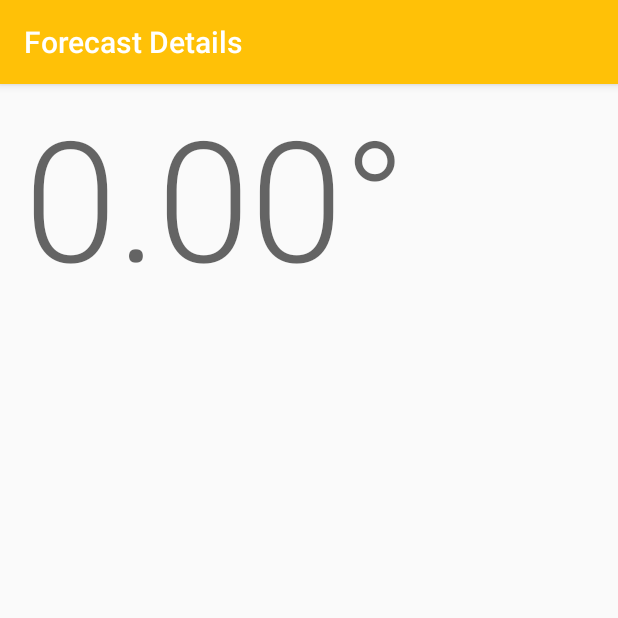
After one commit to n8ebel/AD340, an Android app: the ForecastDetailsActivity screen opened directly, with no data from a screen before it, on a phone screen of 412 x 824 dp, the top half of it. The commit adds this screen. Run offline under Robolectric (Android 15) with nearby library versions, the phone set to English and light mode, and no system bars.

Commit message:
Pass clicked forecast data to ForecastDetailsActivity

```diff
--- a/app/src/main/AndroidManifest.xml
+++ b/app/src/main/AndroidManifest.xml
@@ -1,6 +1,6 @@
 <?xml version="1.0" encoding="utf-8"?>
 <manifest xmlns:android="http://schemas.android.com/apk/res/android"
-    package="com.goobar.io.ad340">
+    package="com.goobar.io.ad340" >
 
     <application
         android:allowBackup="true"
@@ -8,8 +8,9 @@
         android:label="@string/app_name"
         android:roundIcon="@mipmap/ic_launcher_round"
         android:supportsRtl="true"
-      android:theme="@style/AppTheme">
-    <activity android:name=".MainActivity">
+        android:theme="@style/AppTheme" >
+        <activity android:name=".details.ForecastDetailsActivity" ></activity>
+        <activity android:name=".MainActivity" >
             <intent-filter>
                 <action android:name="android.intent.action.MAIN" />
 
--- a/app/src/main/java/com/goobar/io/ad340/DailyForecastListAdapter.kt
+++ b/app/src/main/java/com/goobar/io/ad340/DailyForecastListAdapter.kt
@@ -15,7 +15,7 @@ class DailyForecastViewHolder(view: View) : RecyclerView.ViewHolder(view) {
     private val descriptionText = view.findViewById<TextView>(R.id.descriptionText)
 
     fun bind(dailyForecast: DailyForecast) {
-        tempText.text = String.format("%.2f", dailyForecast.temp)
+        tempText.text = formatTempForDisplay(dailyForecast.temp)
         descriptionText.text = dailyForecast.description
     }
 }
--- /dev/null
+++ b/app/src/main/java/com/goobar/io/ad340/ForecastUtils.kt
@@ -0,0 +1,3 @@
+package com.goobar.io.ad340
+
+fun formatTempForDisplay(temp: Float) = String.format("%.2f°", temp)
--- a/app/src/main/java/com/goobar/io/ad340/MainActivity.kt
+++ b/app/src/main/java/com/goobar/io/ad340/MainActivity.kt
@@ -1,5 +1,6 @@
 package com.goobar.io.ad340
 
+import android.content.Intent
 import androidx.appcompat.app.AppCompatActivity
 import android.os.Bundle
 import android.widget.Button
@@ -8,6 +9,7 @@ import android.widget.Toast
 import androidx.lifecycle.Observer
 import androidx.recyclerview.widget.LinearLayoutManager
 import androidx.recyclerview.widget.RecyclerView
+import com.goobar.io.ad340.details.ForecastDetailsActivity
 
 class MainActivity : AppCompatActivity() {
 
@@ -37,6 +39,8 @@ class MainActivity : AppCompatActivity() {
     val dailyForecastAdapter = DailyForecastListAdapter() {
       val msg = getString(R.string.forecast_clicked_format, it.temp, it.description)
       Toast.makeText(this, msg, Toast.LENGTH_SHORT).show()
+
+      showForecastDetails(it)
     }
     dailyForecastList.adapter = dailyForecastAdapter
 
@@ -48,4 +52,11 @@ class MainActivity : AppCompatActivity() {
     forecastRepository.weeklyForecast.observe(this, weeklyForecastObserver)
 
   }
+
+  private fun showForecastDetails(forecast: DailyForecast) {
+    val forecastDetailsIntent = Intent(this, ForecastDetailsActivity::class.java)
+    forecastDetailsIntent.putExtra("key_temp", forecast.temp)
+    forecastDetailsIntent.putExtra("key_description", forecast.description)
+    startActivity(forecastDetailsIntent)
+  }
 }
--- /dev/null
+++ b/app/src/main/java/com/goobar/io/ad340/details/ForecastDetailsActivity.kt
@@ -0,0 +1,24 @@
+package com.goobar.io.ad340.details
+
+import androidx.appcompat.app.AppCompatActivity
+import android.os.Bundle
+import android.widget.TextView
+import com.goobar.io.ad340.R
+import com.goobar.io.ad340.formatTempForDisplay
+
+class ForecastDetailsActivity : AppCompatActivity() {
+
+    override fun onCreate(savedInstanceState: Bundle?) {
+        super.onCreate(savedInstanceState)
+        setContentView(R.layout.activity_forecast_details)
+
+        setTitle(R.string.forecast_details)
+
+        val tempText = findViewById<TextView>(R.id.tempText)
+        val descriptionText = findViewById<TextView>(R.id.descriptionText)
+
+        val temp = intent.getFloatExtra("key_temp", 0f)
+        tempText.text = formatTempForDisplay(temp)
+        descriptionText.text = intent.getStringExtra("key_description")
+    }
+}
--- /dev/null
+++ b/app/src/main/res/layout/activity_forecast_details.xml
@@ -0,0 +1,33 @@
+<?xml version="1.0" encoding="utf-8"?>
+<androidx.constraintlayout.widget.ConstraintLayout
+    xmlns:android="http://schemas.android.com/apk/res/android"
+    xmlns:tools="http://schemas.android.com/tools"
+    xmlns:app="http://schemas.android.com/apk/res-auto"
+    android:layout_width="match_parent"
+    android:layout_height="match_parent"
+    tools:context=".details.ForecastDetailsActivity">
+
+    <TextView
+        android:id="@+id/tempText"
+        android:layout_width="0dp"
+        android:layout_height="wrap_content"
+        android:layout_marginStart="16dp"
+        android:layout_marginEnd="16dp"
+        android:ellipsize="end"
+        android:maxLines="1"
+        android:textAppearance="@style/TextAppearance.AppCompat.Display4"
+        app:layout_constraintEnd_toEndOf="parent"
+        app:layout_constraintHorizontal_bias="0.0"
+        app:layout_constraintStart_toStartOf="parent"
+        app:layout_constraintTop_toTopOf="parent"
+        tools:text="75.4°" />
+
+    <TextView
+        android:id="@+id/descriptionText"
+        android:layout_width="wrap_content"
+        android:layout_height="wrap_content"
+        android:textAppearance="@style/TextAppearance.AppCompat.Display1"
+        app:layout_constraintStart_toStartOf="@+id/tempText"
+        app:layout_constraintTop_toBottomOf="@+id/tempText"
+        tools:text="Partly cloudy" />
+</androidx.constraintlayout.widget.ConstraintLayout>
--- a/app/src/main/res/values/strings.xml
+++ b/app/src/main/res/values/strings.xml
@@ -1,5 +1,6 @@
 <resources>
   <string name="app_name">AD 340 Weather</string>
+  <string name="forecast_details">Forecast Details</string>
 
   <string name="zipcode_entry_error">Please enter valid zipcode</string>
 
```
Lines whose indentation alone changed are shown as unchanged.
